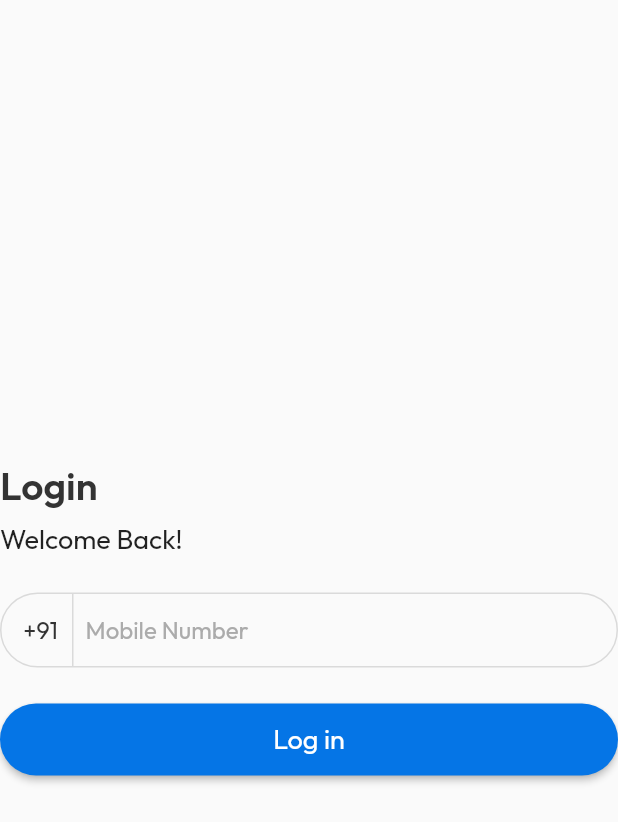
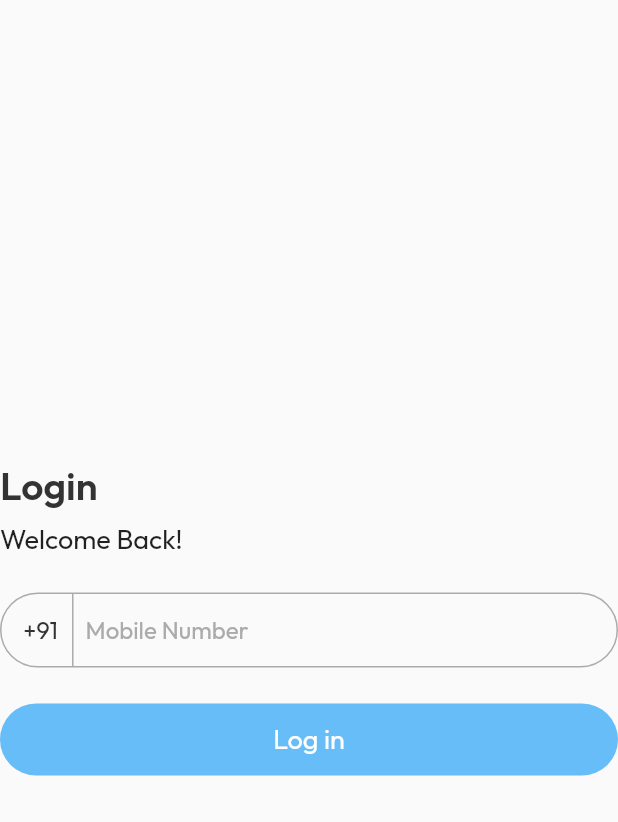
Before and after one commit to sidh41/flutter_toolkit, a Flutter app: the LoginForm widget shown alone on an empty page, opened directly with empty values, on a phone screen of 412 x 824 dp. Shown: the top 822 px of the screen. Run offline on Flutter 3.47's test engine with Material 2 defaults, Android fonts, the light colour scheme and no system bars; our stand-ins replace pinput; missing offline and left inert: flutter_bootstrap.

Commit message:
MobileNo. validation

```diff
--- a/lib/design_System/inputs.dart
+++ b/lib/design_System/inputs.dart
@@ -69,6 +69,6 @@ final defaultPinTheme = PinTheme(
   ),
   decoration: BoxDecoration(
     borderRadius: BorderRadius.circular(50),
-    border: Border.all(color: lightColor),
+    border: Border.all(color: mediumColor),
   ),
 );
--- a/lib/main.dart
+++ b/lib/main.dart
@@ -10,7 +10,7 @@ class MyApp extends StatelessWidget {
   @override
   Widget build(BuildContext context) {
     return MaterialApp(
-      title: 'EdTechMinds',
+      title: 'Flutter Toolkit',
       theme: ThemeData(
         primaryColor: darkColor,
         // Set the default font family to Outfit
--- a/lib/pages/login.dart
+++ b/lib/pages/login.dart
@@ -90,10 +90,19 @@ class ImageColumn extends StatelessWidget {
   }
 }
 
-class LoginForm extends StatelessWidget {
+class LoginForm extends StatefulWidget {
   final Function toggleForm;
 
   LoginForm(this.toggleForm);
+
+  @override
+  _LoginFormState createState() => _LoginFormState();
+}
+
+class _LoginFormState extends State<LoginForm> {
+  final _mobileNumberController = TextEditingController();
+  bool _isPrimaryButtonEnabled = false;
+  bool isValidMobileNumber = false;
 
   @override
   Widget build(BuildContext context) {
@@ -127,7 +136,7 @@ class LoginForm extends StatelessWidget {
             decoration: BoxDecoration(
               borderRadius: BorderRadius.circular(30.0),
               border: Border.all(
-                color: lightColor,
+                color: mediumColor,
               ),
             ),
             padding: const EdgeInsets.symmetric(horizontal: 8.0),
@@ -137,7 +146,7 @@ class LoginForm extends StatelessWidget {
                   width: 40.0,
                   decoration: const BoxDecoration(
                     border: Border(
-                      right: BorderSide(color: lightColor, width: 1.0),
+                      right: BorderSide(color: mediumColor, width: 1.0),
                     ),
                   ),
                   child: SizedBox(
@@ -171,6 +180,7 @@ class LoginForm extends StatelessWidget {
                     child: Align(
                       alignment: Alignment.center,
                       child: TextFormField(
+                        controller: _mobileNumberController,
                         keyboardType: TextInputType.number,
                         style: const TextStyle(
                           fontWeight: normalFontWeight,
@@ -187,6 +197,27 @@ class LoginForm extends StatelessWidget {
                             horizontal: 8.0,
                           ),
                         ),
+                        onChanged: (value) {
+                          // Check if the mobile number is valid.
+                          bool isValidMobileNumber = value.length == 10 &&
+                              RegExp(r'^[0-9]+$').hasMatch(value);
+
+                          // Enable the primary button if the mobile number is valid.
+                          setState(() {
+                            _isPrimaryButtonEnabled = isValidMobileNumber;
+                            this.isValidMobileNumber = isValidMobileNumber;
+
+                            // Display an error message if the mobile number is invalid.
+                            // if (!isValidMobileNumber) {
+                            //   // Display an error message here.
+                            //   ScaffoldMessenger.of(context).showSnackBar(
+                            //     SnackBar(
+                            //       content: Text('Invalid mobile number'),
+                            //     ),
+                            //   );
+                            // }
+                          });
+                        },
                       ),
                     ),
                   ),
@@ -198,11 +229,15 @@ class LoginForm extends StatelessWidget {
           Container(
             height: buttonHeight,
             width: double.infinity,
-            child: PrimaryButton(
-              text: 'Log in',
-              onPressed: () {
-                toggleForm();
-              },
+            child: AbsorbPointer(
+              absorbing: !isValidMobileNumber,
+              child: PrimaryButton(
+                text: 'Log in',
+                onPressed: () {
+                  widget.toggleForm();
+                },
+                isEnabled: isValidMobileNumber,
+              ),
             ),
           ),
         ],
```
